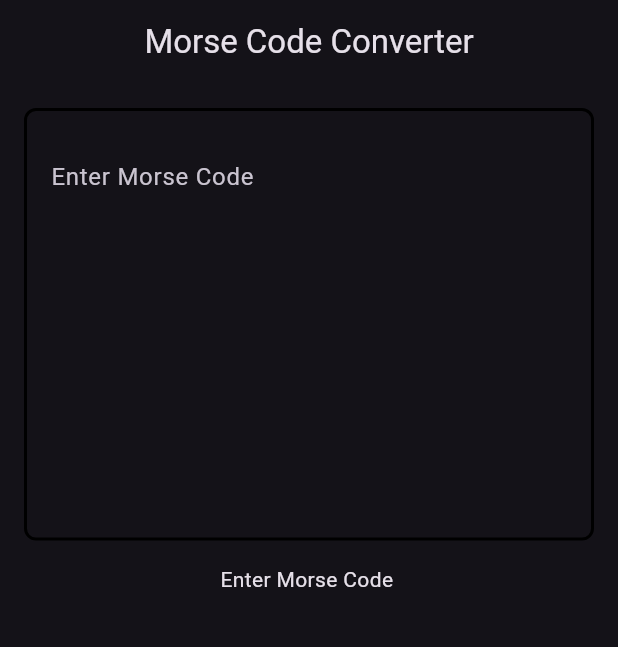
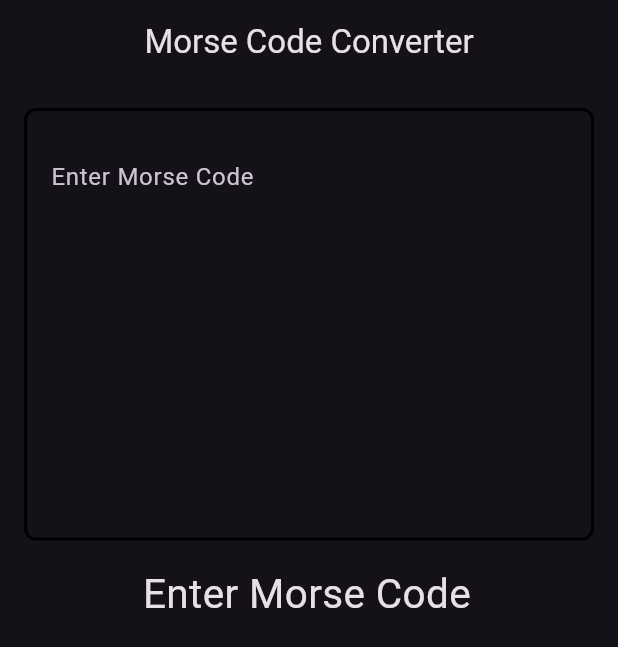
Before and after one commit to MohammedMubashirKhan/Morse-Code-Converter, a Flutter app: the screen it shows after launch, on a phone screen of 412 x 824 dp. Shown: the top 647 px of the screen. Run offline on Flutter 3.47's test engine with Material 3 defaults, Android fonts, the phone set to English and light mode, and no system bars; our stand-ins replace get.

Commit message:
font size is increased

```diff
--- a/lib/app/modules/home/views/home_view.dart
+++ b/lib/app/modules/home/views/home_view.dart
@@ -23,7 +23,10 @@ class HomeView extends GetView<HomeController> {
               onChanged: controller.morseTextChange,
             ),
             Obx(
-              () => SelectableText(controller.morseText.value),
+              () => SelectableText(
+                controller.morseText.value,
+                style: const TextStyle(fontSize: 27),
+              ),
             ),
           ],
         ),
```
